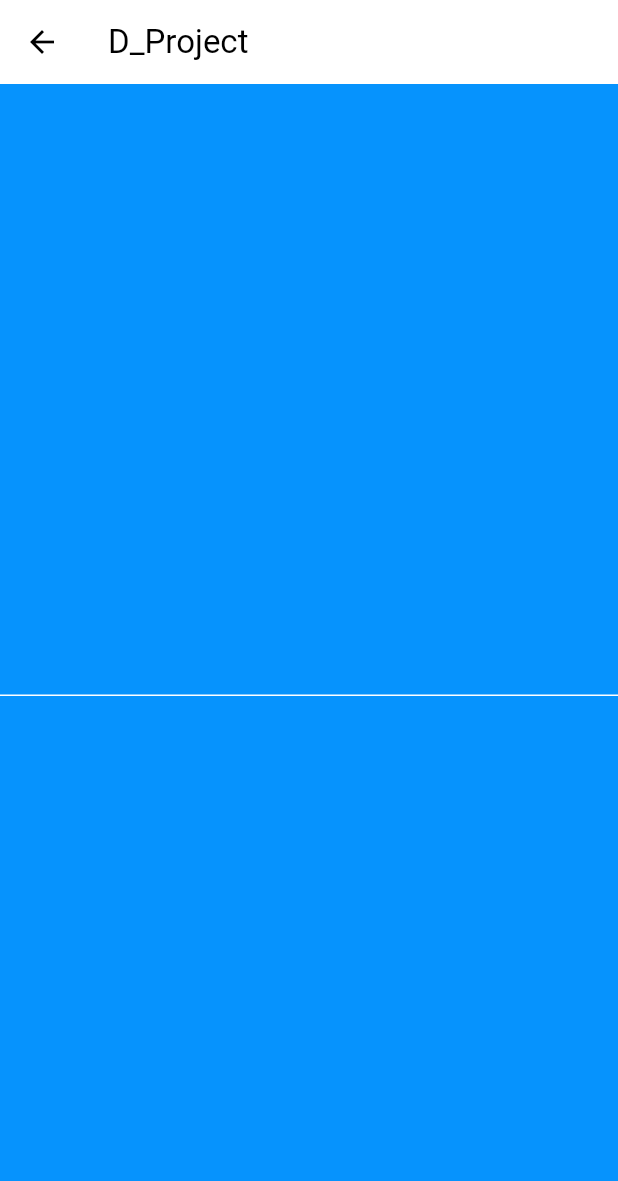
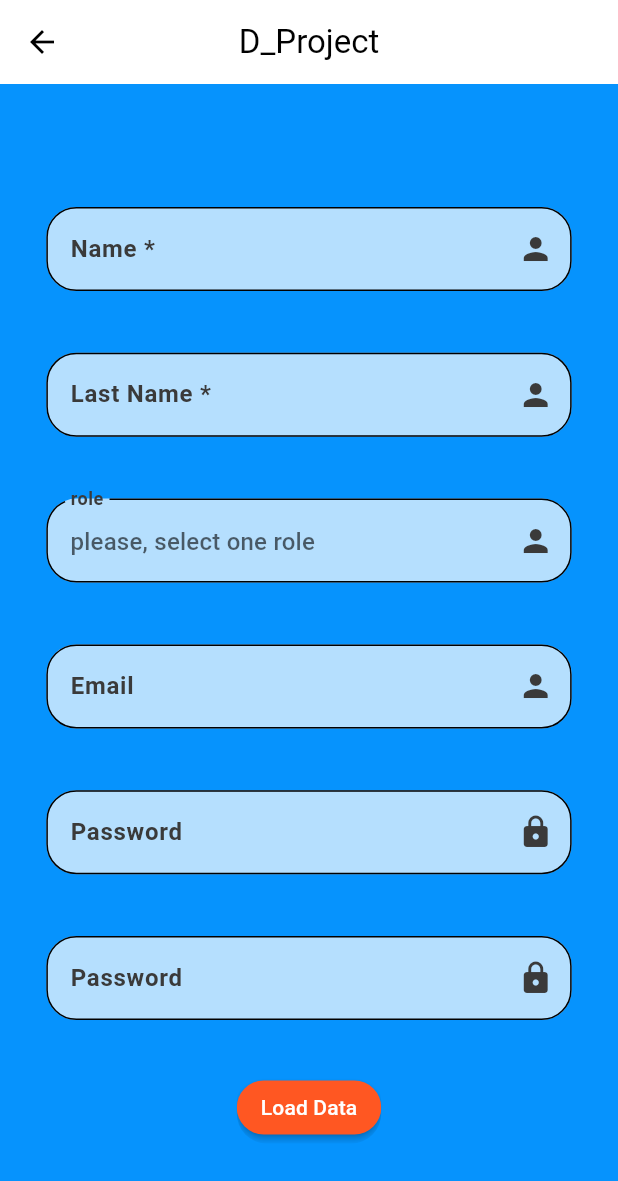
Before and after one commit to Teixeira49/d_report, a Flutter app: the RegisterPage screen opened by its route, on a phone screen of 412 x 824 dp. Shown: the top 1181 px of the screen. Run offline on Flutter 3.47's test engine with Material 3 defaults, Android fonts, the phone set to English and light mode, and no system bars; Roboto replaces fonts that are missing (IBM).

Commit message:
implements register_page.dart and modified some widgets structure

```diff
--- a/lib/main.dart
+++ b/lib/main.dart
@@ -1,7 +1,7 @@
 import 'package:d_report/src/core/config/theme/themes.dart';
 import 'package:d_report/src/feature/auth/presentation/pages/login_page.dart';
 import 'package:d_report/src/feature/auth/presentation/pages/register_page.dart';
-import 'package:d_report/src/feature/current_cases/presentation/main_page.dart';
+import 'package:d_report/src/feature/current_cases/presentation/pages/main_page.dart';
 import 'package:flutter/material.dart';
 
 void main() {
@@ -18,27 +18,25 @@ class MyApp extends StatelessWidget {
       title: 'Flutter D Project APP',
       theme: AppTheme.light,
       darkTheme: AppTheme.dark,
+      debugShowCheckedModeBanner: false,
       routes: {
-        '/login/': (context) => const LoginPage(),
-        '/register/': (context) => const RegisterPage(),
-        '/main/': (context) => const MainPage(),
+        '/auth/login/': (context) => const LoginPage(),
+        '/auth/register/': (context) => const RegisterPage(),
+        '/home/': (context) => const MainPage(),
       },
-      initialRoute: '/login/',
+      initialRoute: '/auth/login/',
+      // onUnknownRoute: (RouteSettings setting) { // TODO implement later
+      //    String unknownRoute = setting.name ;
+      //    return new MaterialPageRoute(
+      //                builder: (context) => NotFoundPage()
+      //    );
+      //  }
     );
   }
 }
 
 class MyHomePage extends StatefulWidget {
   const MyHomePage({super.key, required this.title});
-
-  // This widget is the home page of your application. It is stateful, meaning
-  // that it has a State object (defined below) that contains fields that affect
-  // how it looks.
-
-  // This class is the configuration for the state. It holds the values (in this
-  // case the title) provided by the parent (in this case the App widget) and
-  // used by the build method of the State. Fields in a Widget subclass are
-  // always marked "final".
 
   final String title;
 
--- a/lib/src/feature/auth/presentation/pages/login_page.dart
+++ b/lib/src/feature/auth/presentation/pages/login_page.dart
@@ -1,11 +1,12 @@
 import 'package:flutter/cupertino.dart';
 import 'package:flutter/material.dart';
 
-import 'package:d_report/src/feature/auth/presentation/widgets/user_text-field.dart';
+import 'package:d_report/src/feature/auth/presentation/widgets/user_field.dart';
 import 'package:flutter/painting.dart';
 import 'package:flutter/widgets.dart';
 
-import '../widgets/password_textfield.dart';
+import '../widgets/login_button.dart';
+import '../widgets/password_field.dart';
 
 final _formatKey = GlobalKey<FormState>();
 
@@ -24,6 +25,7 @@ class LoginPage extends StatelessWidget{
           backgroundColor: Theme.of(context).colorScheme.primary,
           //    .inversePrimary,
           centerTitle: true,
+          automaticallyImplyLeading: false,
         ),
 
         body: Center(
@@ -70,17 +72,13 @@ class LoginPage extends StatelessWidget{
                                     top: size.height / 60,
                                     bottom: 0.25
                                 ),
-                                child: MaterialButton(
-                                  color: Colors.deepOrange,
-                                  child: const Text('Entrance', style: TextStyle(color: Colors.white)),
-                                  onPressed: () {
-                                    Navigator.of(context).pushReplacementNamed('/main/');
-                                  },
-                                )
+                                child: const LoginButton()
                             ),
                             TextButton(
-                              onPressed: () {  },
                               child: const Text("Register", style: TextStyle(color: Colors.white)),
+                              onPressed: () {
+                                Navigator.of(context).pushNamed('/auth/register/');
+                              },
                             )
                           ]
                       )
--- a/lib/src/feature/auth/presentation/pages/register_page.dart
+++ b/lib/src/feature/auth/presentation/pages/register_page.dart
@@ -1,4 +1,14 @@
+import 'package:d_report/src/feature/auth/presentation/widgets/lastname_field.dart';
 import 'package:flutter/material.dart';
+
+import '../widgets/firstname_field.dart';
+import '../widgets/password_field.dart';
+import '../widgets/register_button.dart';
+import '../widgets/typeuser_field.dart';
+import '../widgets/user_field.dart';
+import '../widgets/validatepassword_field.dart';
+
+final _formatKey2 = GlobalKey<FormState>();
 
 class RegisterPage extends StatelessWidget{
 
@@ -6,6 +16,8 @@ class RegisterPage extends StatelessWidget{
 
   @override
   Widget build(BuildContext context){
+    final size = MediaQuery.of(context).size;
+
     return Scaffold(
 
         appBar: AppBar(
@@ -14,11 +26,74 @@ class RegisterPage extends StatelessWidget{
               .of(context)
               .colorScheme
               .inversePrimary,
+          centerTitle: true,
+          automaticallyImplyLeading: true,
         ),
 
         body: Center(
-          child: TextFormField(
-
+          child: SingleChildScrollView(
+            child: ConstrainedBox(
+              constraints: BoxConstraints(
+              minHeight: size.height * 0.25,
+            ),
+            child: IntrinsicHeight(
+              child: Column(
+                mainAxisAlignment: MainAxisAlignment.center,
+                mainAxisSize: MainAxisSize.min,
+                children:[
+                  Container(
+                    padding: EdgeInsets.symmetric(
+                      horizontal: size.width * 0.075,
+                      vertical: size.height * 0.025,
+                    ),
+                    child: const FirstNameTextField()
+                  ),
+                  Container(
+                    padding: EdgeInsets.symmetric(
+                      horizontal: size.width * 0.075,
+                      vertical: size.height * 0.025,
+                    ),
+                    child: const LastNameTextField()
+                  ),
+                  Container(
+                    padding: EdgeInsets.symmetric(
+                      horizontal: size.width * 0.075,
+                      vertical: size.height * 0.025,
+                    ),
+                    child: const TypeUserDropdownField()
+                  ),
+                  Container(
+                    padding: EdgeInsets.symmetric(
+                      horizontal: size.width * 0.075,
+                      vertical: size.height * 0.025,
+                    ),
+                    child: const UserAccountTextField()
+                  ),
+                  Container(
+                    padding: EdgeInsets.symmetric(
+                      horizontal: size.width * 0.075,
+                      vertical: size.height * 0.025,
+                    ),
+                    child: const PasswordTextField()
+                  ),
+                  Container(
+                    padding: EdgeInsets.symmetric(
+                      horizontal: size.width * 0.075,
+                      vertical: size.height * 0.025,
+                    ),
+                    child: const ValidatePasswordTextField()
+                  ),
+                  Container(
+                    padding: EdgeInsets.only(
+                        top: size.height / 60,
+                        bottom: 0.25
+                    ),
+                    child: const RegisterButton(),
+                  )
+                ]
+              )
+            )
+            )
           )
           //OutlinedButton(
               //onPressed: () {
--- /dev/null
+++ b/lib/src/feature/auth/presentation/widgets/firstname_field.dart
@@ -0,0 +1,45 @@
+import 'package:flutter/material.dart';
+
+class FirstNameTextField extends StatelessWidget {
+  const FirstNameTextField({super.key});
+  @override
+  Widget build(BuildContext context) {
+    return SizedBox(
+        width: double.infinity,
+        child: TextFormField(
+          //controller: ,
+          obscureText: false,
+          keyboardType: TextInputType.name,
+          decoration: const InputDecoration(
+            fillColor: Colors.white70,
+            filled: true,
+            border: OutlineInputBorder(
+              borderRadius: BorderRadius.all(Radius.circular(20)),
+              borderSide: BorderSide(
+                width: 0.10,
+                style: BorderStyle.none,
+                color: Color.fromRGBO(58, 58, 58, 1.0),
+              ),
+            ),
+            suffixIcon: Icon(
+              Icons.person,
+              color: Color.fromRGBO(58, 58, 58, 1.0),
+            ),
+            labelText: 'Name *',
+            labelStyle: TextStyle(
+              color: Color.fromRGBO(58, 58, 58, 1.0),
+              fontWeight: FontWeight.w700,
+            ),
+            hintText: 'What do people call you?',
+          ),
+          onSaved: (String? value) {
+            debugPrint(
+                'Value for field name saved as "$value"'); // TODO delete in other moment
+          },
+          validator: (String? value) {
+            return (value != null && value.contains('@')) ? 'Do not use the @ char.' : null;
+          },
+        ),
+    );
+  }
+}
--- /dev/null
+++ b/lib/src/feature/auth/presentation/widgets/lastname_field.dart
@@ -0,0 +1,45 @@
+import 'package:flutter/material.dart';
+
+class LastNameTextField extends StatelessWidget {
+  const LastNameTextField({super.key});
+  @override
+  Widget build(BuildContext context) {
+    return SizedBox(
+        width: double.infinity,
+        child: TextFormField(
+          //controller: ,
+          obscureText: false,
+          keyboardType: TextInputType.name,
+          decoration: const InputDecoration(
+            fillColor: Colors.white70,
+            filled: true,
+            border: OutlineInputBorder(
+              borderRadius: BorderRadius.all(Radius.circular(20)),
+              borderSide: BorderSide(
+                width: 0.10,
+                style: BorderStyle.none,
+                color: Color.fromRGBO(58, 58, 58, 1.0),
+              ),
+            ),
+            suffixIcon: Icon(
+              Icons.person,
+              color: Color.fromRGBO(58, 58, 58, 1.0),
+            ),
+            labelText: 'Last Name *',
+            labelStyle: TextStyle(
+              color: Color.fromRGBO(58, 58, 58, 1.0),
+              fontWeight: FontWeight.w700,
+            ),
+            hintText: 'What do people call you?',
+          ),
+          onSaved: (String? value) {
+            debugPrint(
+                'Value for field name saved as "$value"'); // TODO delete in other moment
+          },
+          validator: (String? value) {
+            return (value != null && value.contains('@')) ? 'Do not use the @ char.' : null;
+          },
+        ),
+    );
+  }
+}
--- /dev/null
+++ b/lib/src/feature/auth/presentation/widgets/login_button.dart
@@ -0,0 +1,25 @@
+import 'package:flutter/material.dart';
+
+class LoginButton extends StatelessWidget {
+  const LoginButton({super.key});
+
+  @override
+  Widget build(BuildContext context) {
+    return Material(
+        borderRadius: BorderRadius.circular(20.0),
+        clipBehavior: Clip.antiAlias,
+        color: Colors.transparent,
+
+        child: MaterialButton(
+          color: Colors.deepOrange,
+          shape: RoundedRectangleBorder(
+              borderRadius: BorderRadius.circular(22.0)),
+          focusColor: Colors.red,
+          child: const Text('Entrance', style: TextStyle(color: Colors.white)),
+          onPressed: () {
+            Navigator.of(context).pushReplacementNamed('/home/');
+          },
+        )
+    );
+  }
+}
--- /dev/null
+++ b/lib/src/feature/auth/presentation/widgets/register_button.dart
@@ -0,0 +1,25 @@
+import 'package:flutter/material.dart';
+
+class RegisterButton extends StatelessWidget {
+  const RegisterButton({super.key});
+
+  @override
+  Widget build(BuildContext context) {
+    return Material(
+        borderRadius: BorderRadius.circular(20.0),
+        clipBehavior: Clip.antiAlias,
+        color: Colors.transparent,
+
+        child: MaterialButton(
+          color: Colors.deepOrange,
+          shape: RoundedRectangleBorder(
+              borderRadius: BorderRadius.circular(22.0)),
+          focusColor: Colors.red,
+          child: const Text('Load Data', style: TextStyle(color: Colors.white)),
+          onPressed: () {
+            Navigator.of(context).pop(context);
+          },
+        )
+    );
+  }
+}
--- /dev/null
+++ b/lib/src/feature/auth/presentation/widgets/typeuser_field.dart
@@ -0,0 +1,55 @@
+import 'package:flutter/material.dart';
+
+final List<String> userType = <String>["Doctor","Resident","Administrator"];
+
+class TypeUserDropdownField extends StatelessWidget {
+  const TypeUserDropdownField({super.key});
+  @override
+  Widget build(BuildContext context) {
+    return SizedBox(
+        width: double.infinity,
+        child: DropdownButtonFormField(
+          decoration: const InputDecoration(
+            fillColor: Colors.white70,
+            filled: true,
+            border: OutlineInputBorder(
+              borderRadius: BorderRadius.all(Radius.circular(20)),
+              borderSide: BorderSide(
+                width: 0.10,
+                style: BorderStyle.none,
+                color: Color.fromRGBO(58, 58, 58, 1.0),
+              ),
+            ),
+            suffixIcon: Icon(
+              Icons.person,
+              color: Color.fromRGBO(58, 58, 58, 1.0),
+            ),
+            labelText: 'role',
+            labelStyle: TextStyle(
+              color: Color.fromRGBO(58, 58, 58, 1.0),
+              fontWeight: FontWeight.w700,
+            ),
+            hintText: 'please, select one role',
+            hintStyle: TextStyle(
+              color: Color.fromRGBO(58, 58, 58, 1.0),
+              fontWeight: FontWeight.w700,
+            ),
+          ),
+          items: userType.map((users){
+            return DropdownMenuItem(
+              alignment: Alignment.centerLeft,
+              value: users,
+              child: Text(users)
+            );
+          }
+          ).toList(),
+          onChanged: (newValue) {
+
+          },
+          onSaved: (String? value) {},
+          isDense: true,
+          isExpanded: true,
+        ),
+    );
+   }
+}
--- /dev/null
+++ b/lib/src/feature/auth/presentation/widgets/user_field.dart
@@ -0,0 +1,38 @@
+import 'package:flutter/material.dart';
+
+class UserAccountTextField extends StatelessWidget {
+  const UserAccountTextField({super.key});
+
+  @override
+  Widget build(BuildContext context) {
+    return const SizedBox(
+      width: double.infinity,
+      child: TextField(
+        obscureText: false,
+        keyboardType: TextInputType.emailAddress,
+        decoration: InputDecoration(
+          fillColor: Colors.white70,
+          filled: true,
+          border: OutlineInputBorder(
+            borderRadius: BorderRadius.all(Radius.circular(20)),
+            borderSide: BorderSide(
+              width: 0.10,
+              style: BorderStyle.none,
+              color: Color.fromRGBO(58, 58, 58, 1.0),
+            ),
+          ),
+          suffixIcon: Icon(
+              Icons.person,
+              color: Color.fromRGBO(58, 58, 58, 1.0),
+          ),
+          labelText: 'Email',
+          labelStyle: TextStyle(
+            color: Color.fromRGBO(58, 58, 58, 1.0),
+            fontWeight: FontWeight.w700,
+          ),
+        ),
+        //onChanged: (value) => {},
+      ),
+    );
+  }
+}
--- a/lib/src/feature/auth/presentation/widgets/user_text-field.dart
+++ b/lib/src/feature/auth/presentation/widgets/validatepassword_field.dart
@@ -1,18 +1,15 @@
 import 'package:flutter/material.dart';
 
-class UserAccountTextField extends StatelessWidget {
-  const UserAccountTextField({super.key});
+class ValidatePasswordTextField extends StatelessWidget {
+  const ValidatePasswordTextField({super.key});
 
   @override
   Widget build(BuildContext context) {
     return const SizedBox(
       width: double.infinity,
-
-      child:
-
-      TextField(
-        obscureText: false,
-        keyboardType: TextInputType.emailAddress,
+      child: TextField(
+        obscureText: true,
+        keyboardType: TextInputType.visiblePassword,
         decoration: InputDecoration(
           fillColor: Colors.white70,
           filled: true,
@@ -25,10 +22,10 @@ class UserAccountTextField extends StatelessWidget {
             ),
           ),
           suffixIcon: Icon(
-              Icons.person,
-              color: Color.fromRGBO(58, 58, 58, 1.0),
+            Icons.lock_rounded,
+            color: Color.fromRGBO(58, 58, 58, 1.0),
           ),
-          labelText: 'Email',
+          labelText: 'Password',
           labelStyle: TextStyle(
             color: Color.fromRGBO(58, 58, 58, 1.0),
             fontWeight: FontWeight.w700,
```
Also changed, not shown: assets/images/logo.png (added), lib/src/feature/auth/presentation/widgets/password_field.dart (renamed from lib/src/feature/auth/presentation/widgets/password_textfield.dart), lib/src/feature/current_cases/presentation/pages/main_page.dart (renamed from lib/src/feature/current_cases/presentation/main_page.dart), 1 other file.
